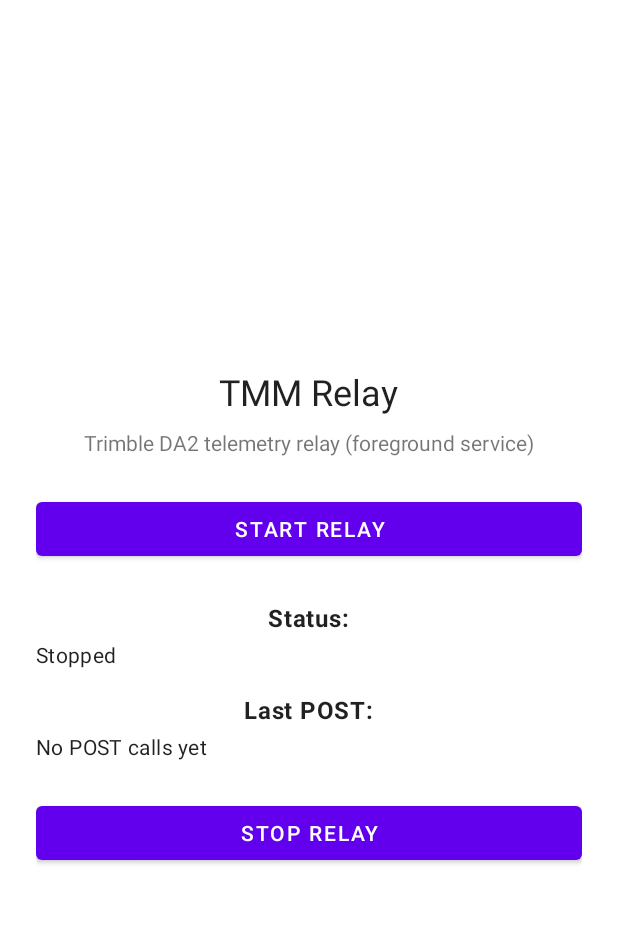
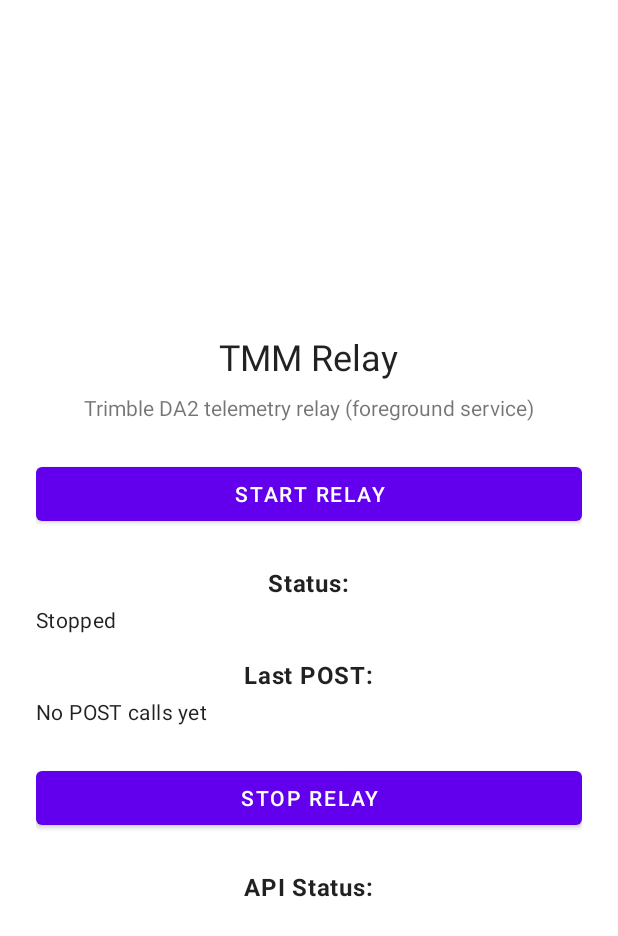
Before and after one commit to itkunal86-per/tmm-relay-android, an Android app: the layout activity_main.xml on its own in the app's theme, with its tools: preview values and no code run, on a phone screen of 412 x 824 dp. Shown: the top 936 px of the screen. Run offline under Robolectric (Android 15) with nearby library versions, the phone set to English and light mode, and no system bars.

Commit message:
update new

```diff
--- a/app/src/main/res/layout/activity_main.xml
+++ b/app/src/main/res/layout/activity_main.xml
@@ -70,4 +70,23 @@
         android:layout_marginTop="24dp"
         android:text="@string/stop_relay" />
 
+    <!-- Failure Status Section -->
+    <TextView
+        android:id="@+id/tvFailureLabel"
+        android:layout_width="wrap_content"
+        android:layout_height="wrap_content"
+        android:layout_marginTop="24dp"
+        android:text="API Status:"
+        android:textStyle="bold"
+        android:textAppearance="@style/TextAppearance.MaterialComponents.Body1" />
+
+    <TextView
+        android:id="@+id/tvFailureStatus"
+        android:layout_width="match_parent"
+        android:layout_height="wrap_content"
+        android:layout_marginTop="4dp"
+        android:text=""
+        android:textAppearance="@style/TextAppearance.MaterialComponents.Body2"
+        android:visibility="gone" />
+
 </LinearLayout>
```
Also changed, not shown: app/src/main/java/com/hirenq/tmmrelay/MainActivity.kt (+26 -1 lines), app/src/main/java/com/hirenq/tmmrelay/service/ApiClient.kt (+9 -6 lines), app/src/main/java/com/hirenq/tmmrelay/service/TmmRelayService.kt (+10 -1 lines).
